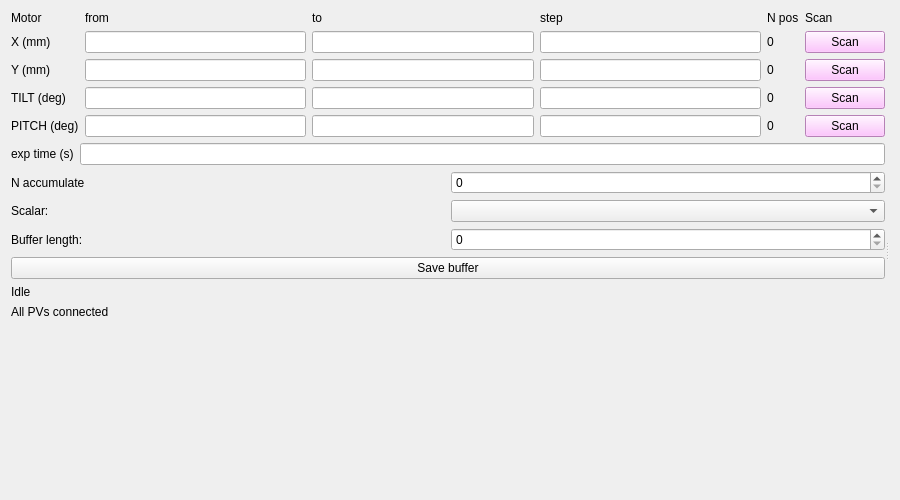
First picture: the form in gui/ui/scalar_scan.ui, repository Byeongdulee/ptychoSAXS, before the edit.
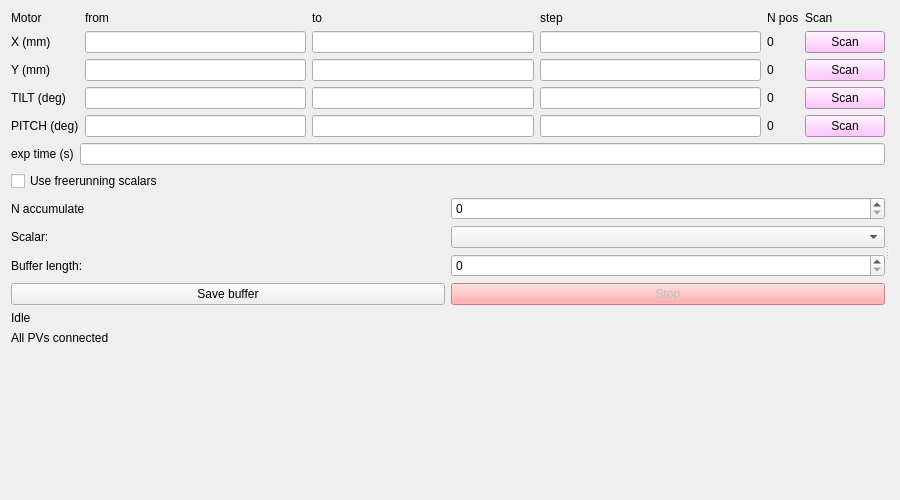
Second picture: the form after the edit. Custom widgets are drawn as their Qt base class.

Commit message: scalar scan bug fixes, frontend tweaks

What changed in the file:
```diff
--- a/gui/ui/scalar_scan.ui
+++ b/gui/ui/scalar_scan.ui
@@ -56,6 +56,9 @@
          <item><widget class="QLineEdit" name="scalarscan_edit_exptime"/></item>
         </layout>
        </item>
+       <item>
+        <widget class="QCheckBox" name="scalarscan_chk_freerunning"><property name="text"><string>Use freerunning scalars</string></property></widget>
+       </item>
        <item>
         <layout class="QHBoxLayout" name="scalarscan_naccum_row">
          <item><widget class="QLabel" name="scalarscan_lbl_naccum"><property name="text"><string>N accumulate</string></property></widget></item>
@@ -75,7 +78,10 @@
         </layout>
        </item>
        <item>
-        <widget class="QPushButton" name="scalarscan_btn_save"><property name="text"><string>Save buffer</string></property></widget>
+        <layout class="QHBoxLayout" name="scalarscan_save_stop_row">
+         <item><widget class="QPushButton" name="scalarscan_btn_save"><property name="text"><string>Save buffer</string></property></widget></item>
+         <item><widget class="QPushButton" name="scalarscan_btn_stop"><property name="enabled"><bool>false</bool></property><property name="styleSheet"><string notr="true">background-color: rgb(255, 150, 150);</string></property><property name="text"><string>Stop</string></property></widget></item>
+        </layout>
        </item>
        <item>
         <widget class="QLabel" name="scalarscan_lbl_status"><property name="text"><string>Idle</string></property></widget>
```
The commit also changes 3 other files.
